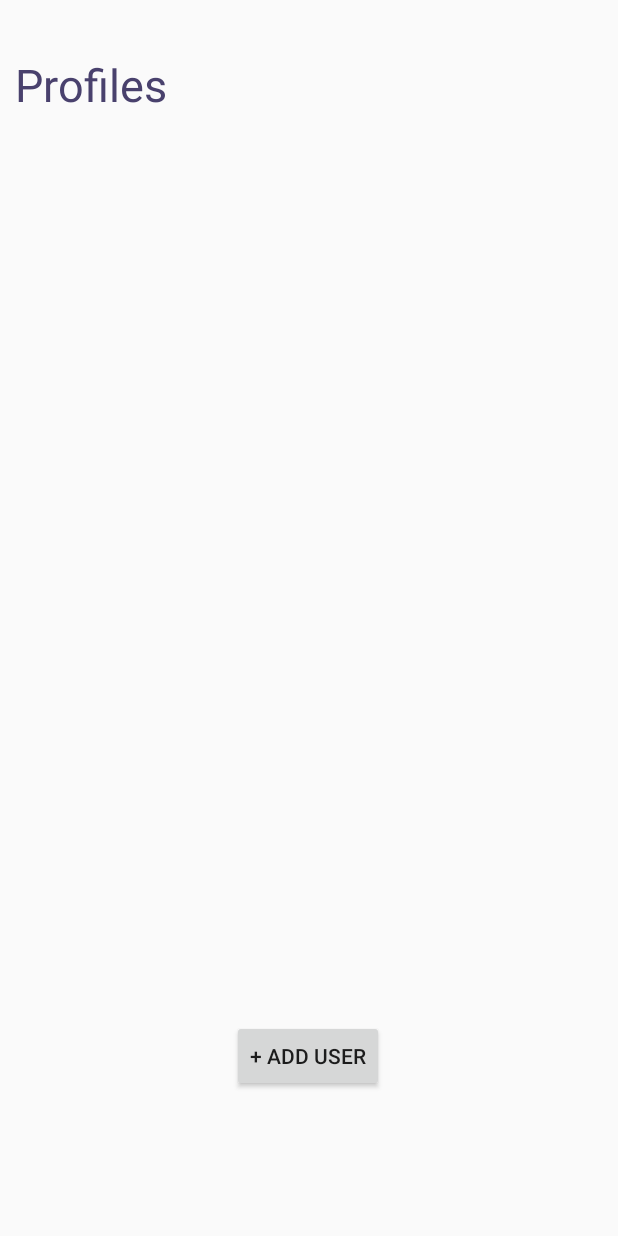
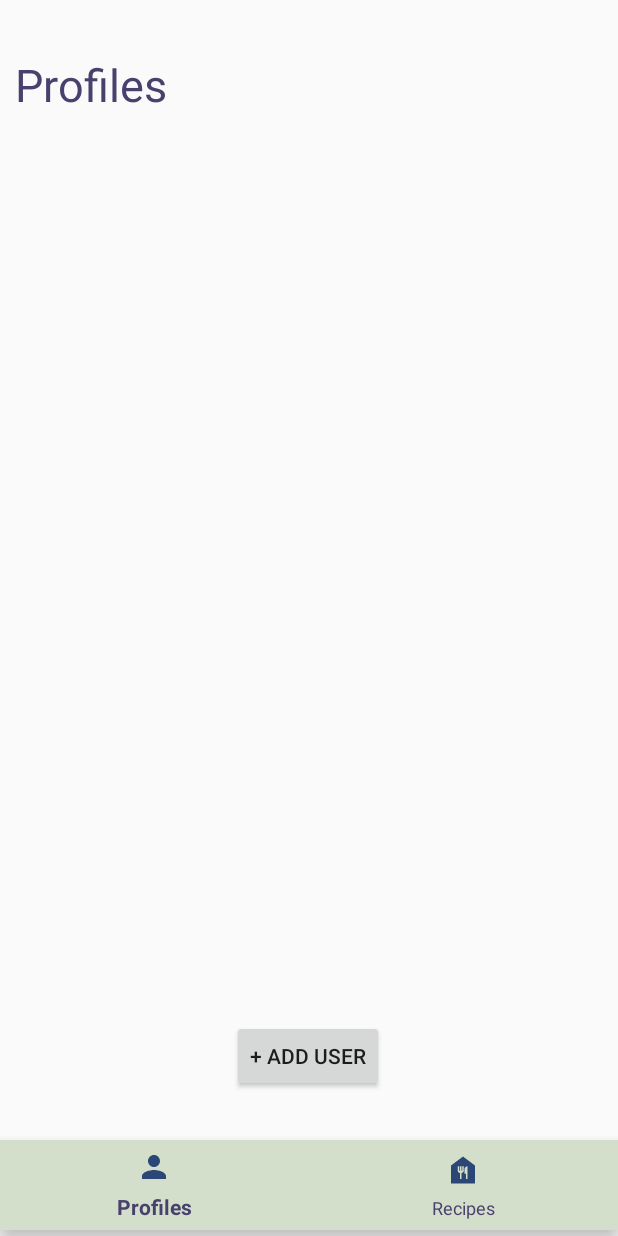
Before and after one commit to SAVAFG/RecipeApp, an Android app: the screen it shows after launch (UserActivity), after a tap on "CLICK TO START", on a phone screen of 412 x 824 dp. Run offline under Robolectric (Android 15) with nearby library versions, the phone set to English and light mode, and no system bars; our stand-ins replace Firebase (no records; nobody signed in at launch, a user with empty details on screens opened directly); Roboto replaces fonts that are not available here.

Commit message:
merge with bottom nav

```diff
--- a/app/src/main/java/com/example/recipeapp/RecipeActivity.java
+++ b/app/src/main/java/com/example/recipeapp/RecipeActivity.java
@@ -51,7 +51,7 @@ public class RecipeActivity extends AppCompatActivity {
         }
 
 
-        recyclerView = findViewById(R.id.recipeRecycler);
+        recyclerView = findViewById(R.id.recycler);
         RecipeAdapter adaptor = new RecipeAdapter(this, names, urls);
 
         recyclerView.addOnItemTouchListener(
@@ -85,13 +85,13 @@ public class RecipeActivity extends AppCompatActivity {
                 switch(item.getItemId())
                 {
                     case R.id.profile_page:
-                        Intent intent = new Intent(getApplicationContext(), ProfileActivity.class);
+                        Intent intent = new Intent(getApplicationContext(), UserActivity.class);
                         intent.putExtra("id", "null");
                         startActivity(intent);
                         overridePendingTransition(0,0);
                         return true;
                     case R.id.recipe_list:
-                        startActivity(new Intent(getApplicationContext(),RecycleRecipeView.class));
+                        startActivity(new Intent(getApplicationContext(),RecipeActivity.class));
                         overridePendingTransition(0,0);
                         return true;
                 }
--- a/app/src/main/java/com/example/recipeapp/UserActivity.java
+++ b/app/src/main/java/com/example/recipeapp/UserActivity.java
@@ -1,5 +1,6 @@
 package com.example.recipeapp;
 
+import androidx.annotation.NonNull;
 import androidx.appcompat.app.AppCompatActivity;
 import androidx.recyclerview.widget.LinearLayoutManager;
 import androidx.recyclerview.widget.RecyclerView;
@@ -10,10 +11,12 @@ import android.content.res.Resources;
 import android.os.Bundle;
 
 import android.content.SharedPreferences;
+import android.view.MenuItem;
 import android.view.View;
 import android.widget.Button;
 
 import com.example.recipeapp.utils.User;
+import com.google.android.material.bottomnavigation.BottomNavigationView;
 
 import java.util.ArrayList;
 
@@ -62,6 +65,34 @@ public class UserActivity extends AppCompatActivity {
                 })
         );
 
+        // Initialize and assign variable
+        BottomNavigationView bottomNavigationView = findViewById(R.id.bottom_navigation);
+
+        // Set Home selected
+        bottomNavigationView.setSelectedItemId(R.id.profile_page);
+
+        // Perform item selected listener
+        bottomNavigationView.setOnNavigationItemSelectedListener(new BottomNavigationView.OnNavigationItemSelectedListener() {
+            @Override
+            public boolean onNavigationItemSelected(@NonNull MenuItem item) {
+
+                switch(item.getItemId())
+                {
+                    case R.id.profile_page:
+                        Intent intent = new Intent(getApplicationContext(), UserActivity.class);
+                        intent.putExtra("id", "null");
+                        startActivity(intent);
+                        overridePendingTransition(0,0);
+                        return true;
+                    case R.id.recipe_list:
+                        startActivity(new Intent(getApplicationContext(),RecipeActivity.class));
+                        overridePendingTransition(0,0);
+                        return true;
+                }
+                return false;
+            }
+        });
+
         /*
         if (!identification.equals("null")) {
             if (identification.equals("user1")) {
--- a/app/src/main/res/layout/activity_profiles.xml
+++ b/app/src/main/res/layout/activity_profiles.xml
@@ -40,4 +40,18 @@
         app:layout_constraintEnd_toEndOf="parent"
         app:layout_constraintHorizontal_bias="0.498"
         app:layout_constraintStart_toStartOf="parent" />
+
+    <com.google.android.material.bottomnavigation.BottomNavigationView
+        android:id="@+id/bottom_navigation"
+        android:layout_width="match_parent"
+        android:layout_height="60dp"
+        android:layout_alignParentBottom="true"
+        android:layout_marginBottom="4dp"
+        app:itemBackground="@color/primary"
+        app:itemIconTint="@color/navyblue"
+        app:itemTextColor="@color/secondary"
+        app:layout_constraintBottom_toBottomOf="parent"
+        app:menu="@menu/bottom_nav_menu"
+        tools:layout_editor_absoluteX="0dp" />
+
 </androidx.constraintlayout.widget.ConstraintLayout>
```
Also changed, not shown: app/src/main/res/drawable/homemadeiconfinal.jpg (added).
